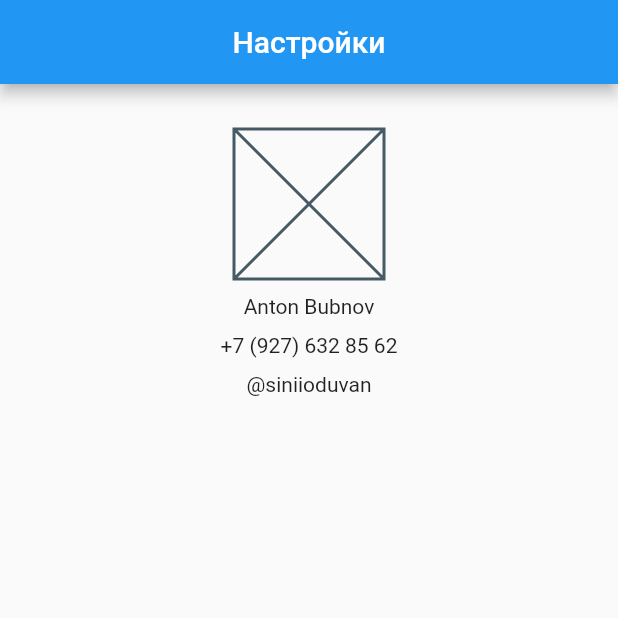
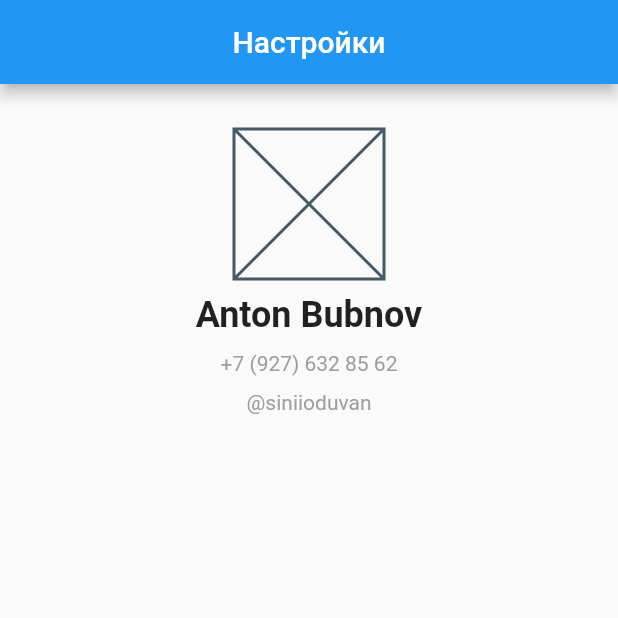
Before and after one commit to siniioduvan/-lessonSettingTelegram, a Flutter app: the screen it shows after launch, on a phone screen of 412 x 824 dp, the top half of it. Run offline on Flutter 3.47's test engine with Material 2 defaults, Android fonts, the phone set to English and light mode, and no system bars.

Commit message:
Update user_profile.dart

```diff
--- a/lib/widgets/user_profile.dart
+++ b/lib/widgets/user_profile.dart
@@ -1,5 +1,6 @@
 import 'package:flutter/cupertino.dart';
 import 'package:flutter/material.dart';
+import 'package:flutter/rendering.dart';
 
 class UserProfile extends StatelessWidget {
   const UserProfile({Key? key}) : super(key: key);
@@ -37,7 +38,11 @@ class _TelegramNick extends StatelessWidget {
 
   @override
   Widget build(BuildContext context) {
-    return const Text ('@siniioduvan');
+    return const Text ('@siniioduvan',
+    style: TextStyle(
+      fontSize: 14,
+      color: Colors.grey,
+    ),);
   }
 }
 
@@ -48,7 +53,11 @@ class _Phone extends StatelessWidget {
 
   @override
   Widget build(BuildContext context) {
-    return const Text('+7 (927) 632 85 62');
+    return const Text('+7 (927) 632 85 62',
+    style: TextStyle(
+      fontSize: 14,
+      color: Colors.grey,
+    ),);
   }
 }
 
@@ -59,7 +68,11 @@ class _NameAndSurname extends StatelessWidget {
 
   @override
   Widget build(BuildContext context) {
-    return const Text('Anton Bubnov');
+    return const Text('Anton Bubnov',
+    style: TextStyle(
+      fontSize: 24,
+      fontWeight: FontWeight.w600,
+    ),);
   }
 }
 
```
